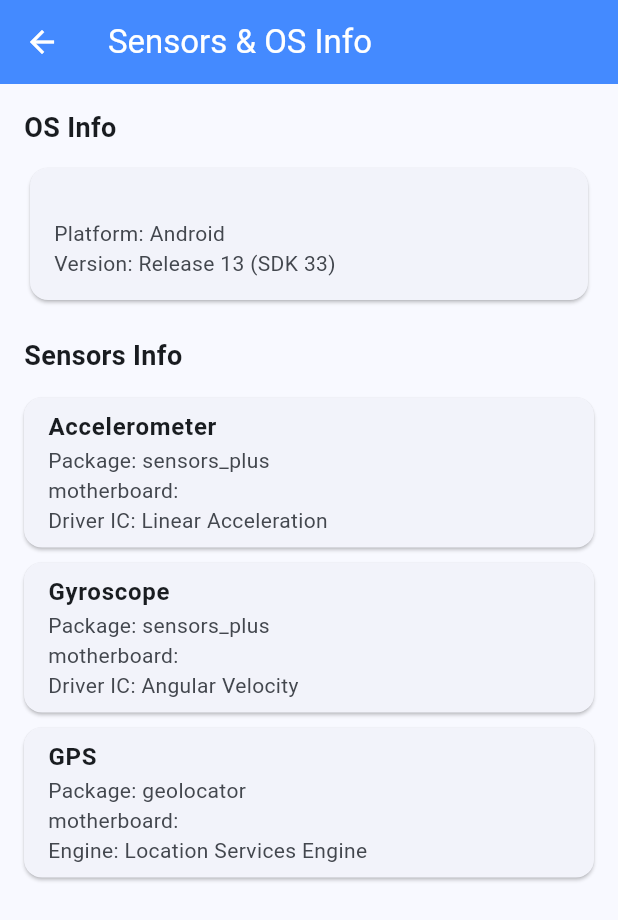
After one commit to Abanob-romany/mobile_project, a Flutter app: the screen it shows after launch, after a tap on "Sensors & OS Info", on a phone screen of 412 x 824 dp. The commit adds this screen. Shown: the top 920 px of the screen. Run offline on Flutter 3.47's test engine with Material 3 defaults, Android fonts, the phone set to English and light mode, and no system bars; our stand-ins replace device_info_plus, geolocator, sensors_plus.

Commit message:
feat: add device_info_plus dependency and implement sensor and OS information tracking screens

```diff
--- a/lib/home.dart
+++ b/lib/home.dart
@@ -4,6 +4,7 @@ import 'package:flutter/material.dart';
 import 'package:sensors_plus/sensors_plus.dart';
 import 'package:geolocator/geolocator.dart';
 import 'logic.dart';
+import 'info.dart';
 
 class Home extends StatefulWidget {
   const Home({super.key});
@@ -338,6 +339,7 @@ class _HomeState extends State<Home> {
       appBar: AppBar(
         title: const Text("Accident Detection"),
         backgroundColor: Colors.blueAccent,
+        foregroundColor: Colors.white,
       ),
       body: Padding(
         padding: const EdgeInsets.all(16.0),
@@ -481,6 +483,19 @@ class _HomeState extends State<Home> {
             ],
 
             const Spacer(),
+            TextButton.icon(
+              onPressed: () {
+                Navigator.push(
+                  context,
+                  MaterialPageRoute(builder: (context) => const InfoPage()),
+                );
+              },
+              label: const Text(
+                "Sensors & OS Info",
+                style: TextStyle(fontSize: 13),
+              ),
+            ),
+            const SizedBox(height: 5),
             /*
             ElevatedButton(
               onPressed: testBtn,
--- /dev/null
+++ b/lib/info.dart
@@ -0,0 +1,112 @@
+import 'dart:io';
+import 'package:flutter/material.dart';
+import 'package:device_info_plus/device_info_plus.dart';
+
+class InfoPage extends StatefulWidget {
+  const InfoPage({super.key});
+
+  @override
+  State<InfoPage> createState() => _InfoPageState();
+}
+
+class _InfoPageState extends State<InfoPage> {
+  String os = "";
+  String ver = "";
+  String model = "";
+  String vendor = "";
+  String board = "";
+  bool loading = true;
+
+  @override
+  void initState() {
+    super.initState();
+    load();
+  }
+
+  Future<void> load() async {
+    DeviceInfoPlugin dev = DeviceInfoPlugin();
+    if (Platform.isAndroid) {
+      AndroidDeviceInfo info = await dev.androidInfo;
+      setState(() {
+        os = "Android";
+        ver = "Release ${info.version.release} (SDK ${info.version.sdkInt})";
+        model = info.model;
+        vendor = info.manufacturer;
+        board = info.hardware;
+        loading = false;
+      });
+    } else if (Platform.isIOS) {
+      IosDeviceInfo info = await dev.iosInfo;
+      setState(() {
+        os = info.systemName;
+        ver = info.systemVersion;
+        model = info.name;
+        vendor = "Apple";
+        board = info.utsname.machine;
+        loading = false;
+      });
+    }
+  }
+
+  @override
+  Widget build(BuildContext context) {
+    return Scaffold(
+      appBar: AppBar(
+        title: const Text("Sensors & OS Info"),
+        backgroundColor: Colors.blueAccent,
+        foregroundColor: Colors.white,
+      ),
+      body: loading
+          ? const Center(child: CircularProgressIndicator())
+          : ListView(
+              padding: const EdgeInsets.all(16.0),
+              children: [
+                const Text(
+                  "OS Info",
+                  style: TextStyle(fontSize: 18, fontWeight: FontWeight.bold),
+                ),
+                const SizedBox(height: 10),
+                Card(
+                  child: ListTile(
+                    title: Text("$vendor $model"),
+                    subtitle: Text("Platform: $os\nVersion: $ver"),
+                    isThreeLine: true,
+                  ),
+                ),
+                const SizedBox(height: 20),
+                const Text(
+                  "Sensors Info",
+                  style: TextStyle(fontSize: 18, fontWeight: FontWeight.bold),
+                ),
+                const SizedBox(height: 10),
+                rowInfo(
+                  "Accelerometer",
+                  "sensors_plus",
+                  "motherboard: $board\nDriver IC: Linear Acceleration",
+                ),
+                rowInfo(
+                  "Gyroscope",
+                  "sensors_plus",
+                  "motherboard: $board\nDriver IC: Angular Velocity",
+                ),
+                rowInfo(
+                  "GPS",
+                  "geolocator",
+                  "motherboard: $board\nEngine: Location Services Engine",
+                ),
+              ],
+            ),
+    );
+  }
+
+  Widget rowInfo(String name, String pkg, String model) {
+    return Card(
+      margin: const EdgeInsets.symmetric(vertical: 5),
+      child: ListTile(
+        title: Text(name, style: const TextStyle(fontWeight: FontWeight.bold)),
+        subtitle: Text("Package: $pkg\n$model"),
+        isThreeLine: true,
+      ),
+    );
+  }
+}
--- a/pubspec.yaml
+++ b/pubspec.yaml
@@ -36,6 +36,7 @@ dependencies:
   cupertino_icons: ^1.0.8
   sensors_plus: ^7.0.0
   geolocator: ^14.0.2
+  device_info_plus: ^11.0.0
 
 dev_dependencies:
   flutter_test:
```
Also changed, not shown: pubspec.lock, 1 other file.
